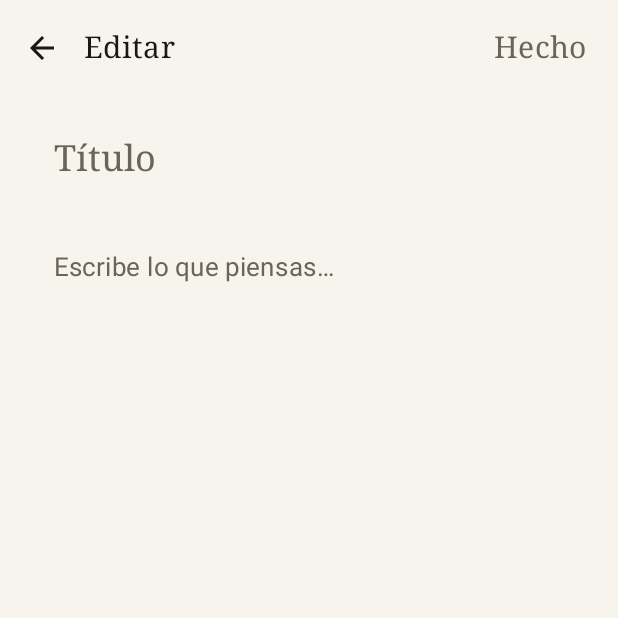
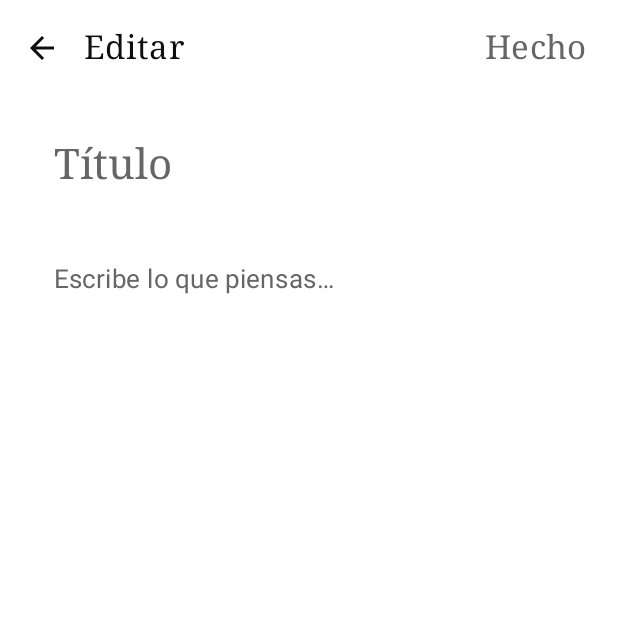
Before and after one commit to wandersepulveda2013/ordia-android, an Android app built with Jetpack Compose: the screen it shows after launch (MainActivity), after a tap on an icon or button, on a phone screen of 412 x 824 dp, the top half of it. Run offline under Robolectric (Android 15) with nearby library versions, the phone set to English and light mode, and no system bars; our stand-ins replace Room's generated code; 3 other taps on this screen came first.

Commit message:
feat(design): implement Wave 1 foundation and design system
Renamed PaperColors to Colors and established a new monochromatic base with subtle semantic accents.
Added OrdiaDesignSystem.kt containing core components: OrdiaSurface, OrdiaCard, OrdiaButton, and OrdiaInput.
Refactored NoteEditorScreen and NotesListScreen to consume the new design system components.

Co-authored-by: wandersepulveda2013 <308435692+wandersepulveda2013@users.noreply.github.com>

```diff
--- /dev/null
+++ b/app/src/main/java/com/ordia/app/ui/components/OrdiaDesignSystem.kt
@@ -0,0 +1,130 @@
+package com.ordia.app.ui.components
+
+import androidx.compose.foundation.background
+import androidx.compose.foundation.clickable
+import androidx.compose.foundation.layout.Box
+import androidx.compose.foundation.layout.PaddingValues
+import androidx.compose.foundation.layout.padding
+import androidx.compose.foundation.shape.RoundedCornerShape
+import androidx.compose.foundation.text.KeyboardActions
+import androidx.compose.foundation.text.KeyboardOptions
+import androidx.compose.material3.Button
+import androidx.compose.material3.ButtonDefaults
+import androidx.compose.material3.MaterialTheme
+import androidx.compose.material3.Surface
+import androidx.compose.material3.Text
+import androidx.compose.material3.TextField
+import androidx.compose.material3.TextFieldDefaults
+import androidx.compose.runtime.Composable
+import androidx.compose.ui.Modifier
+import androidx.compose.ui.draw.clip
+import androidx.compose.ui.graphics.Color
+import androidx.compose.ui.text.TextStyle
+import androidx.compose.ui.unit.dp
+
+/**
+ * Foundation background surface for Ordía.
+ */
+@Composable
+fun OrdiaSurface(
+    modifier: Modifier = Modifier,
+    content: @Composable () -> Unit
+) {
+    Surface(
+        modifier = modifier,
+        color = MaterialTheme.colorScheme.background,
+        contentColor = MaterialTheme.colorScheme.onBackground,
+    ) {
+        content()
+    }
+}
+
+/**
+ * Core container component for items, tasks, notes, etc.
+ * Uses a subtle surface color instead of heavy shadows or borders.
+ */
+@Composable
+fun OrdiaCard(
+    modifier: Modifier = Modifier,
+    onClick: (() -> Unit)? = null,
+    content: @Composable () -> Unit
+) {
+    var baseModifier = modifier
+        .clip(RoundedCornerShape(12.dp))
+        .background(MaterialTheme.colorScheme.surface)
+
+    if (onClick != null) {
+        baseModifier = baseModifier.clickable(onClick = onClick)
+    }
+
+    Box(modifier = baseModifier.padding(16.dp)) {
+        content()
+    }
+}
+
+/**
+ * Primary action button for Ordía. Minimalist style.
+ */
+@Composable
+fun OrdiaButton(
+    text: String,
+    onClick: () -> Unit,
+    modifier: Modifier = Modifier,
+    enabled: Boolean = true
+) {
+    Button(
+        onClick = onClick,
+        modifier = modifier,
+        enabled = enabled,
+        shape = RoundedCornerShape(8.dp),
+        colors = ButtonDefaults.buttonColors(
+            containerColor = MaterialTheme.colorScheme.onBackground,
+            contentColor = MaterialTheme.colorScheme.background,
+            disabledContainerColor = MaterialTheme.colorScheme.surfaceVariant,
+            disabledContentColor = MaterialTheme.colorScheme.onSurfaceVariant
+        ),
+        contentPadding = PaddingValues(horizontal = 24.dp, vertical = 12.dp)
+    ) {
+        Text(text = text, style = MaterialTheme.typography.labelLarge)
+    }
+}
+
+/**
+ * Clean, borderless input field for capturing text.
+ */
+@Composable
+fun OrdiaInput(
+    value: String,
+    onValueChange: (String) -> Unit,
+    placeholder: String,
+    modifier: Modifier = Modifier,
+    textStyle: TextStyle = MaterialTheme.typography.bodyLarge,
+    singleLine: Boolean = false,
+    keyboardOptions: KeyboardOptions = KeyboardOptions.Default,
+    keyboardActions: KeyboardActions = KeyboardActions.Default
+) {
+    TextField(
+        value = value,
+        onValueChange = onValueChange,
+        placeholder = {
+            Text(
+                text = placeholder,
+                style = textStyle,
+                color = MaterialTheme.colorScheme.onSurfaceVariant
+            )
+        },
+        textStyle = textStyle.copy(color = MaterialTheme.colorScheme.onBackground),
+        modifier = modifier,
+        singleLine = singleLine,
+        keyboardOptions = keyboardOptions,
+        keyboardActions = keyboardActions,
+        colors = TextFieldDefaults.colors(
+            focusedContainerColor = Color.Transparent,
+            unfocusedContainerColor = Color.Transparent,
+            disabledContainerColor = Color.Transparent,
+            focusedIndicatorColor = Color.Transparent,
+            unfocusedIndicatorColor = Color.Transparent,
+            disabledIndicatorColor = Color.Transparent
+        )
+    )
+}
--- a/app/src/main/java/com/ordia/app/ui/screens/NoteEditorScreen.kt
+++ b/app/src/main/java/com/ordia/app/ui/screens/NoteEditorScreen.kt
@@ -15,8 +15,6 @@ import androidx.compose.material3.IconButton
 import androidx.compose.material3.MaterialTheme
 import androidx.compose.material3.Scaffold
 import androidx.compose.material3.Text
-import androidx.compose.material3.TextField
-import androidx.compose.material3.TextFieldDefaults
 import androidx.compose.material3.TopAppBar
 import androidx.compose.material3.TopAppBarDefaults
 import androidx.compose.runtime.Composable
@@ -30,6 +28,8 @@ import androidx.compose.runtime.setValue
 import androidx.compose.ui.Modifier
 import androidx.compose.ui.unit.dp
 import com.ordia.app.data.NoteEntity
+import com.ordia.app.ui.components.OrdiaInput
+import com.ordia.app.ui.components.OrdiaSurface
 
 @OptIn(ExperimentalMaterial3Api::class)
 @Composable
@@ -48,6 +48,7 @@ fun NoteEditorScreen(
         }
     }
 
+    OrdiaSurface(modifier = Modifier.fillMaxSize()) {
         Scaffold(
             topBar = {
                 TopAppBar(
@@ -76,7 +77,7 @@ fun NoteEditorScreen(
                     ),
                 )
             },
-        containerColor = MaterialTheme.colorScheme.background,
+            containerColor = androidx.compose.ui.graphics.Color.Transparent,
         ) { padding ->
             Column(
                 modifier = Modifier
@@ -86,30 +87,21 @@ fun NoteEditorScreen(
                     .padding(horizontal = 20.dp, vertical = 12.dp),
                 verticalArrangement = Arrangement.spacedBy(12.dp),
             ) {
-            TextField(
+                OrdiaInput(
                     value = title,
                     onValueChange = { title = it },
-                placeholder = { Text("Título", style = MaterialTheme.typography.titleLarge) },
+                    placeholder = "Título",
                     textStyle = MaterialTheme.typography.titleLarge,
                     modifier = Modifier.fillMaxWidth(),
-                colors = bareFieldColors(),
                 )
-            TextField(
+                OrdiaInput(
                     value = content,
                     onValueChange = { content = it },
-                placeholder = { Text("Escribe lo que piensas…", style = MaterialTheme.typography.bodyLarge) },
+                    placeholder = "Escribe lo que piensas…",
                     textStyle = MaterialTheme.typography.bodyLarge,
                     modifier = Modifier.fillMaxWidth(),
-                colors = bareFieldColors(),
                 )
             }
         }
     }
-
-@Composable
-private fun bareFieldColors() = TextFieldDefaults.colors(
-    focusedContainerColor = androidx.compose.ui.graphics.Color.Transparent,
-    unfocusedContainerColor = androidx.compose.ui.graphics.Color.Transparent,
-    focusedIndicatorColor = androidx.compose.ui.graphics.Color.Transparent,
-    unfocusedIndicatorColor = androidx.compose.ui.graphics.Color.Transparent,
-)
+}
--- a/app/src/main/java/com/ordia/app/ui/screens/NotesListScreen.kt
+++ b/app/src/main/java/com/ordia/app/ui/screens/NotesListScreen.kt
@@ -19,7 +19,6 @@ import androidx.compose.material3.DropdownMenu
 import androidx.compose.material3.DropdownMenuItem
 import androidx.compose.material3.ExperimentalMaterial3Api
 import androidx.compose.material3.FloatingActionButton
-import androidx.compose.material3.HorizontalDivider
 import androidx.compose.material3.Icon
 import androidx.compose.material3.IconButton
 import androidx.compose.material3.MaterialTheme
@@ -37,6 +36,8 @@ import androidx.compose.ui.Modifier
 import androidx.compose.ui.text.style.TextOverflow
 import androidx.compose.ui.unit.dp
 import com.ordia.app.data.NoteEntity
+import com.ordia.app.ui.components.OrdiaCard
+import com.ordia.app.ui.components.OrdiaSurface
 import java.text.DateFormat
 import java.util.Date
 
@@ -49,6 +50,7 @@ fun NotesListScreen(
     onDeleteNote: (NoteEntity) -> Unit,
     onTogglePin: (NoteEntity) -> Unit,
 ) {
+    OrdiaSurface(modifier = Modifier.fillMaxSize()) {
         Scaffold(
             topBar = {
                 TopAppBar(
@@ -62,22 +64,24 @@ fun NotesListScreen(
             floatingActionButton = {
                 FloatingActionButton(
                     onClick = onCreateNote,
-                containerColor = MaterialTheme.colorScheme.background,
-                contentColor = MaterialTheme.colorScheme.onBackground,
+                    containerColor = MaterialTheme.colorScheme.primaryContainer,
+                    contentColor = MaterialTheme.colorScheme.onPrimary,
                 ) { Icon(Icons.Outlined.Add, contentDescription = "Nueva nota") }
             },
-        containerColor = MaterialTheme.colorScheme.background,
+            containerColor = androidx.compose.ui.graphics.Color.Transparent,
         ) { padding ->
             if (notes.isEmpty()) {
                 EmptyState(padding)
             } else {
                 LazyColumn(
                     modifier = Modifier.fillMaxSize().padding(padding),
-                contentPadding = PaddingValues(vertical = 8.dp),
+                    contentPadding = PaddingValues(horizontal = 16.dp, vertical = 8.dp),
                 ) {
                     items(notes, key = { it.id }) { note ->
+                        Box(modifier = Modifier.padding(vertical = 6.dp)) {
                             NoteRow(note, onOpenNote, onTogglePin, onDeleteNote)
-                    HorizontalDivider(color = MaterialTheme.colorScheme.outline.copy(alpha = 0.4f))
+                        }
+                    }
                 }
             }
         }
@@ -119,11 +123,12 @@ private fun NoteRow(
     }
     val preview = remember(note.content) { note.content.take(120) }
 
+    OrdiaCard(
+        modifier = Modifier.fillMaxWidth(),
+        onClick = { onOpenNote(note) }
+    ) {
         Row(
-        modifier = Modifier
-            .fillMaxWidth()
-            .clickable { onOpenNote(note) }
-            .padding(horizontal = 20.dp, vertical = 16.dp),
+            modifier = Modifier.fillMaxWidth(),
             verticalAlignment = Alignment.Top,
         ) {
             Column(modifier = Modifier.weight(1f)) {
@@ -150,7 +155,7 @@ private fun NoteRow(
                     date,
                     style = MaterialTheme.typography.labelSmall,
                     color = MaterialTheme.colorScheme.onSurfaceVariant,
-                modifier = Modifier.padding(top = 6.dp),
+                    modifier = Modifier.padding(top = 8.dp),
                 )
             }
             if (note.pinned) {
@@ -158,12 +163,12 @@ private fun NoteRow(
                     Icons.Outlined.PushPin,
                     contentDescription = "Fijada",
                     tint = MaterialTheme.colorScheme.onSurfaceVariant,
-                modifier = Modifier.size(18.dp).padding(top = 2.dp),
+                    modifier = Modifier.size(18.dp).padding(top = 2.dp, end = 8.dp),
                 )
             }
             Box {
                 IconButton(onClick = { menuOpen = true }) {
-                Icon(Icons.Outlined.MoreVert, contentDescription = "Más")
+                    Icon(Icons.Outlined.MoreVert, contentDescription = "Más", tint = MaterialTheme.colorScheme.onSurfaceVariant)
                 }
                 DropdownMenu(expanded = menuOpen, onDismissRequest = { menuOpen = false }) {
                     DropdownMenuItem(
@@ -178,3 +183,4 @@ private fun NoteRow(
             }
         }
     }
+}
--- /dev/null
+++ b/app/src/main/java/com/ordia/app/ui/theme/Colors.kt
@@ -0,0 +1,31 @@
+package com.ordia.app.ui.theme
+
+import androidx.compose.ui.graphics.Color
+
+/**
+ * Ordía Design System Colors
+ *
+ * Monochromatic base with subtle semantic accents. No rainbow colors.
+ */
+
+// Base - Light
+val BackgroundLight = Color(0xFFFFFFFF)
+val SurfaceLight = Color(0xFFF7F7F7)
+val SurfaceVariantLight = Color(0xFFEFEFEF)
+val OnBackgroundLight = Color(0xFF0F0F0F)
+val OnBackgroundMutedLight = Color(0xFF666666)
+val OutlineLight = Color(0xFFE0E0E0)
+
+// Base - Dark
+val BackgroundDark = Color(0xFF121212)
+val SurfaceDark = Color(0xFF1E1E1E)
+val SurfaceVariantDark = Color(0xFF2C2C2C)
+val OnBackgroundDark = Color(0xFFF0F0F0)
+val OnBackgroundMutedDark = Color(0xFFA0A0A0)
+val OutlineDark = Color(0xFF333333)
+
+// Semantic Accents
+val AccentPriority = Color(0xFFE53935) // Red - Urgency/Alert
+val AccentSuccess = Color(0xFF43A047)  // Green - Completed/Success
+val AccentFocus = Color(0xFF1E88E5)    // Blue - Active/Focus
+val AccentAutomation = Color(0xFF8E24AA) // Purple - Magic/Automation
--- a/app/src/main/java/com/ordia/app/ui/theme/PaperColors.kt
+++ /dev/null
@@ -1,16 +0,0 @@
-package com.ordia.app.ui.theme
-
-import androidx.compose.ui.graphics.Color
-
-/** The page. Warm off-white in light, deep ink in dark. */
-val Page = Color(0xFFF7F4EE)
-val SoftPaper = Color(0xFFEFE9DD)
-val Ink = Color(0xFF1A1714)
-val InkMuted = Color(0xFF6B645B)
-val Rule = Color(0xFFD9D2C4)
-
-val DarkInk = Color(0xFF15130F)
-val DarkInkRaised = Color(0xFF1F1C17)
-val PageOnDark = Color(0xFFE9E3D6)
-val PageMuted = Color(0xFF9A9388)
-val DarkRule = Color(0xFF2E2A23)
--- a/app/src/main/java/com/ordia/app/ui/theme/Theme.kt
+++ b/app/src/main/java/com/ordia/app/ui/theme/Theme.kt
@@ -10,35 +10,39 @@ import androidx.compose.ui.text.font.FontFamily
 import androidx.compose.ui.unit.sp
 
 /**
- * A restrained, paper-and-ink palette. No accent colors: the only chroma is the
- * page itself, so the writing stays the focus.
+ * Ordía Design System Theme
+ * Minimalist monochromatic base with dense hierarchy.
  */
-private val LightPaper = lightColorScheme(
-    primary = Ink,
-    onPrimary = Page,
-    secondary = Ink,
-    onSecondary = Page,
-    background = Page,
-    onBackground = Ink,
-    surface = Page,
-    onSurface = Ink,
-    surfaceVariant = SoftPaper,
-    onSurfaceVariant = InkMuted,
-    outline = Rule,
+private val LightColors = lightColorScheme(
+    primary = OnBackgroundLight,
+    onPrimary = BackgroundLight,
+    secondary = OnBackgroundLight,
+    onSecondary = BackgroundLight,
+    background = BackgroundLight,
+    onBackground = OnBackgroundLight,
+    surface = SurfaceLight,
+    onSurface = OnBackgroundLight,
+    surfaceVariant = SurfaceVariantLight,
+    onSurfaceVariant = OnBackgroundMutedLight,
+    outline = OutlineLight,
+    error = AccentPriority,
+    primaryContainer = AccentFocus,
 )
 
-private val DarkPaper = darkColorScheme(
-    primary = PageOnDark,
-    onPrimary = DarkInk,
-    secondary = PageOnDark,
-    onSecondary = DarkInk,
-    background = DarkInk,
-    onBackground = PageOnDark,
-    surface = DarkInk,
-    onSurface = PageOnDark,
-    surfaceVariant = DarkInkRaised,
-    onSurfaceVariant = PageMuted,
-    outline = DarkRule,
+private val DarkColors = darkColorScheme(
+    primary = OnBackgroundDark,
+    onPrimary = BackgroundDark,
+    secondary = OnBackgroundDark,
+    onSecondary = BackgroundDark,
+    background = BackgroundDark,
+    onBackground = OnBackgroundDark,
+    surface = SurfaceDark,
+    onSurface = OnBackgroundDark,
+    surfaceVariant = SurfaceVariantDark,
+    onSurfaceVariant = OnBackgroundMutedDark,
+    outline = OutlineDark,
+    error = AccentPriority,
+    primaryContainer = AccentFocus,
 )
 
 @Composable
@@ -49,14 +53,16 @@ fun NotepadTheme(
     val base = Typography()
     val type = Typography(
         bodyLarge = base.bodyLarge.copy(fontSize = 17.sp, lineHeight = 28.sp),
-        bodyMedium = base.bodyMedium.copy(fontSize = 16.sp, lineHeight = 26.sp),
-        titleLarge = base.titleLarge.copy(fontFamily = FontFamily.Serif, fontSize = 24.sp),
-        titleMedium = base.titleMedium.copy(fontFamily = FontFamily.Serif, fontSize = 20.sp),
-        titleSmall = base.titleSmall.copy(fontFamily = FontFamily.Serif),
-        labelSmall = base.labelSmall.copy(fontSize = 11.sp),
+        bodyMedium = base.bodyMedium.copy(fontSize = 15.sp, lineHeight = 24.sp),
+        titleLarge = base.titleLarge.copy(fontFamily = FontFamily.Serif, fontSize = 28.sp, lineHeight = 36.sp),
+        titleMedium = base.titleMedium.copy(fontFamily = FontFamily.Serif, fontSize = 22.sp, lineHeight = 28.sp),
+        titleSmall = base.titleSmall.copy(fontFamily = FontFamily.Serif, fontSize = 18.sp, lineHeight = 24.sp),
+        labelLarge = base.labelLarge.copy(fontSize = 14.sp, letterSpacing = 0.sp),
+        labelMedium = base.labelMedium.copy(fontSize = 12.sp, letterSpacing = 0.sp),
+        labelSmall = base.labelSmall.copy(fontSize = 11.sp, letterSpacing = 0.sp),
     )
     MaterialTheme(
-        colorScheme = if (darkTheme) DarkPaper else LightPaper,
+        colorScheme = if (darkTheme) DarkColors else LightColors,
         typography = type,
         content = content,
     )
```
Lines whose indentation alone changed are shown as unchanged.
